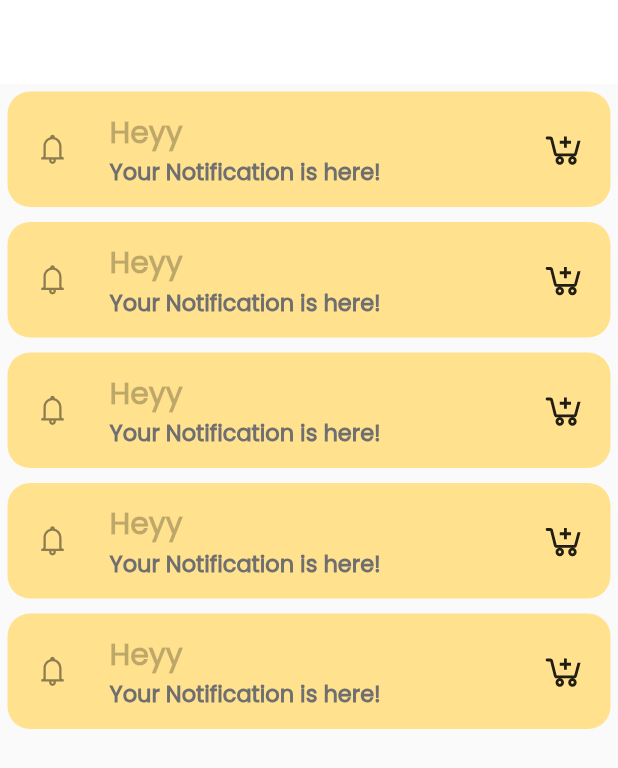
After one commit to dwvicy/fruti, a Flutter app: the screen it shows after launch, after a tap on an icon or button, on a phone screen of 412 x 824 dp. The commit adds this screen. Shown: the top 768 px of the screen. Run offline on Flutter 3.47's test engine with Material 2 defaults, Android fonts, the phone set to English and light mode, and no system bars; our stand-ins replace carousel_slider, curved_navigation_bar, line_icons.

Commit message:
style: add notifications

```diff
--- a/lib/constants/nav.dart
+++ b/lib/constants/nav.dart
@@ -49,10 +49,14 @@ class _MyHomeState extends State<MyHome> {
         actions: [
           Padding(
             padding: const EdgeInsets.all(12.0),
-            child: Icon(
-              LineIcons.bell,
+            child: IconButton(
+              onPressed: (){
+                Navigator.pushNamed(context, '/notif');
+
+              },
+              icon: Icon(LineIcons.bell,
               color: AppTheme.gray,
-              size: 30,
+              size: 30),
             ),
           )
         ],
--- /dev/null
+++ b/lib/constants/notifs.dart
@@ -0,0 +1,64 @@
+import 'package:flutter/material.dart';
+import 'package:fruti/constants/AppTheme.dart';
+import 'package:line_icons/line_icons.dart';
+
+class NotifList extends StatefulWidget {
+  @override
+  _NotifListState createState() => _NotifListState();
+}
+
+class _NotifListState extends State<NotifList> {
+  @override
+  Widget build(BuildContext context) {
+    return Scaffold(
+      appBar: AppBar(
+        backgroundColor: Colors.white,
+        elevation: 0,
+        leading: IconButton(icon:Icon(Icons.arrow_back_ios_rounded,
+        ),
+        onPressed: (){
+          Navigator.pop(context);
+        },
+
+      ),
+      ),
+          body: ListView.builder(
+        itemCount: 5,
+        itemBuilder: (context, index) {
+          return Padding(
+            padding: const EdgeInsets.all(5.0),
+            child: Container(
+              decoration: BoxDecoration(
+                  borderRadius: BorderRadius.circular(15),
+                  color: AppTheme.lightYellow),
+              child: ListTile(
+                contentPadding: EdgeInsets.all(8),
+                isThreeLine: true,
+                leading: Padding(
+                  padding: EdgeInsets.all(10),
+                  child: Icon(LineIcons.bell),
+                ),
+                title: Text(
+                  'Heyy',
+                  style: Style.productName,
+                ),
+                subtitle: Text(
+                  'Your Notification is here!',
+                  style: Style.productDesc,
+                ),
+                trailing: Padding(
+                  padding: const EdgeInsets.all(8.0),
+                  child: Icon(
+                    LineIcons.cart_plus,
+                    color: Colors.black87,
+                    size: 30,
+                  ),
+                ),
+              ),
+            ),
+          );
+        },
+      ),
+    );
+  }
+}
--- a/lib/main.dart
+++ b/lib/main.dart
@@ -1,5 +1,6 @@
 import 'package:flutter/material.dart';
 import 'package:fruti/constants/nav.dart';
+import 'package:fruti/constants/notifs.dart';
 
 void main() {
   runApp(Fruti());
@@ -10,8 +11,12 @@ class Fruti extends StatelessWidget {
   Widget build(BuildContext context) {
     return MaterialApp(
       debugShowCheckedModeBanner: false,
-      home: MyHome(),
       darkTheme: ThemeData.dark(),
+      initialRoute: '/',
+      routes: {
+        '/':(context) => MyHome(),
+        '/notif':(context) => NotifList()
+      },
     );
   }
 }
--- /dev/null
+++ b/lib/screens/notifications.dart
@@ -0,0 +1,13 @@
+import 'package:flutter/cupertino.dart';
+import 'package:flutter/material.dart';
+import 'package:fruti/constants/AppTheme.dart';
+import 'package:fruti/constants/notifs.dart';
+
+class Favorites extends StatelessWidget {
+  @override
+  Widget build(BuildContext context) {
+    return Scaffold(
+      body: NotifList(),
+    );
+  }
+}
```
